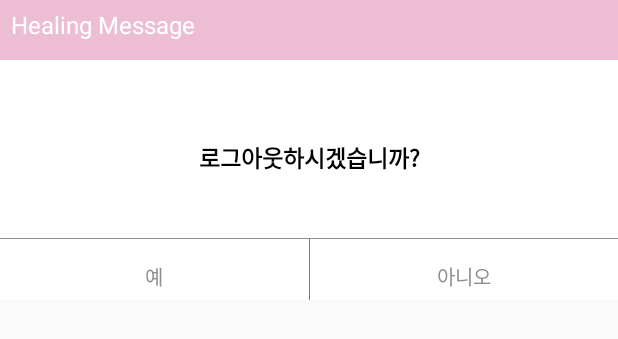
After one commit to parksodam0328/HealingMessage, an Android app: the layout dialog_custom_logout.xml on its own in the app's theme, with its tools: preview values and no code run, on a phone screen of 412 x 824 dp. The commit adds this screen. Shown: the top 339 px of the screen. Run offline under Robolectric (Android 15) with nearby library versions, the light colour scheme and no system bars.

Commit message:
로그아웃 구현중

```diff
--- /dev/null
+++ b/app/src/main/java/kr/hs/emirim/parksodam/healingmessage/CustomDialog_logout.java
@@ -0,0 +1,78 @@
+package kr.hs.emirim.parksodam.healingmessage;
+
+import android.app.Activity;
+import android.app.Dialog;
+import android.content.Context;
+import android.content.Intent;
+import android.os.Bundle;
+import android.util.Log;
+import android.view.View;
+import android.view.Window;
+import android.widget.Button;
+import android.widget.EditText;
+import android.widget.TextView;
+import android.widget.Toast;
+
+import com.google.firebase.auth.FirebaseAuth;
+import com.google.firebase.database.DatabaseReference;
+import com.google.firebase.database.FirebaseDatabase;
+
+import kr.hs.emirim.parksodam.healingmessage.user.LoginActivity;
+
+/**
+ * Created by Mirim on 2018-06-13.
+ */
+
+public class CustomDialog_logout {
+
+    private Context context;
+    DatabaseReference databaseReference;
+
+
+    public CustomDialog_logout(Context context){
+        this.context = context;
+    }
+
+    //호출할 다이얼로그 함수를 정의
+    public void callDialog(){
+        //커스텀 다이얼로그의 정의하기 위해 Dialog 클래스를 생성
+        final Dialog dlg = new Dialog(context);
+
+        //액티비티의 타이틀바를 숨긴다
+        dlg.requestWindowFeature(Window.FEATURE_NO_TITLE);
+
+        //커스텀 다이얼로그의 레이아웃 설정
+        dlg.setContentView(R.layout.dialog_custom_logout);
+
+        //커스텀 다이얼로그 호출
+        dlg.show();
+
+        //커스텀 다이얼로그의 각 위젯들을 정의
+        final TextView message = (TextView)dlg.findViewById(R.id.exp);
+        final Button okButton = (Button) dlg.findViewById(R.id.okButton);
+        final Button cancelBtn = (Button) dlg.findViewById(R.id.cancelBtn);
+
+        final FirebaseAuth mAuth = FirebaseAuth.getInstance();
+        okButton.setOnClickListener(new View.OnClickListener() {
+            @Override
+            public void onClick(View view) {
+                try {
+                    mAuth.signOut();
+                    Toast.makeText(context, "로그아웃했습니다!", Toast.LENGTH_SHORT).show();
+                    int pid = android.os.Process.myPid();
+                    android.os.Process.killProcess(pid);
+                } catch (Exception e) {
+                    Log.e("hoho", "onClick: Exception " + e.getMessage(), e);
+                }
+            }
+        });
+
+        cancelBtn.setOnClickListener(new View.OnClickListener() {
+            @Override
+            public void onClick(View view) {
+                //커스텀 다이얼로그 종료
+                dlg.dismiss();
+            }
+        });
+    }
+}
--- a/app/src/main/java/kr/hs/emirim/parksodam/healingmessage/myprofile/MyProfileFragment.java
+++ b/app/src/main/java/kr/hs/emirim/parksodam/healingmessage/myprofile/MyProfileFragment.java
@@ -21,8 +21,10 @@ package kr.hs.emirim.parksodam.healingmessage.myprofile;
         import com.google.firebase.database.FirebaseDatabase;
         import com.squareup.picasso.Picasso;
 
+        import kr.hs.emirim.parksodam.healingmessage.BarActivity;
         import kr.hs.emirim.parksodam.healingmessage.BaseFragment;
         import kr.hs.emirim.parksodam.healingmessage.CustomDialog;
+        import kr.hs.emirim.parksodam.healingmessage.CustomDialog_logout;
         import kr.hs.emirim.parksodam.healingmessage.CustomDialog_setting;
         import kr.hs.emirim.parksodam.healingmessage.R;
 
@@ -189,6 +191,16 @@ public class MyProfileFragment extends BaseFragment {
                 }
             });
 
+            logout_img.setOnClickListener(new View.OnClickListener() {
+                @Override
+                public void onClick(View view) {
+                    //커스텀 다이얼로그를 생성,
+                    CustomDialog_logout customDialog_logout = new CustomDialog_logout(getActivity());
+                    customDialog_logout.callDialog();
+
+                }
+            });
+
     } else Log.e("sorry"," null");
         return view;
     }
--- /dev/null
+++ b/app/src/main/res/layout/dialog_custom_logout.xml
@@ -0,0 +1,86 @@
+<?xml version="1.0" encoding="utf-8"?>
+<LinearLayout xmlns:android="http://schemas.android.com/apk/res/android"
+    xmlns:app="http://schemas.android.com/apk/res-auto"
+    android:orientation="vertical" android:layout_width="match_parent"
+    android:background="#ffffff"
+    android:weightSum="1"
+    android:layout_height="200dp">
+
+    <TextView
+        android:id="@+id/title"
+        android:layout_width="match_parent"
+        android:gravity="left"
+        android:textColor="#ffffff"
+        android:textSize="16dp"
+        android:paddingTop="5dp"
+        android:paddingLeft="7dp"
+        android:text="Healing Message"
+        android:background="#EDBED3"
+        android:layout_weight="0.09"
+        android:layout_height="40dp" />
+
+    <View
+        android:layout_width="match_parent"
+        android:layout_height="0.5dp"
+        android:background="#EDBED3"/>
+
+
+    <TextView
+        android:text="로그아웃하시겠습니까?"
+        android:layout_width="match_parent"
+        android:layout_height="50dp"
+        android:id="@+id/exp"
+        android:textSize="15dp"
+        android:textStyle="bold"
+        android:layout_marginBottom="3dp"
+        android:layout_marginLeft="5dp"
+        android:layout_marginRight="5dp"
+        android:gravity="center"
+        android:layout_marginTop="40dp"
+        android:textColor="#000000"/>
+
+    <View
+        android:layout_width="match_parent"
+        android:layout_height="0.3dp"
+        android:layout_marginTop="25dp"
+        android:background="#8E8E8E"/>
+
+    <LinearLayout
+        android:layout_width="match_parent"
+        android:layout_height="wrap_content"
+        android:orientation="horizontal">
+
+        <Button
+            android:id="@+id/okButton"
+            android:layout_width="match_parent"
+            android:layout_height="50dp"
+            android:layout_weight="1"
+            android:gravity="center"
+            android:text="예"
+            android:textColor="#8E8E8E"
+            android:textSize="13dp"
+            android:background="#ffffff"/>
+
+        <View
+            android:layout_width="0.3dp"
+            android:layout_height="match_parent"
+            android:background="#8E8E8E"/>
+
+        <Button
+            android:id="@+id/cancelBtn"
+            android:layout_width="match_parent"
+            android:layout_height="50dp"
+            android:layout_weight="1"
+            android:gravity="center"
+            android:text="아니오"
+            android:textColor="#8E8E8E"
+            android:textSize="13dp"
+            android:background="#ffffff"/>
+
+    </LinearLayout>
+
+    <View
+        android:layout_width="match_parent"
+        android:layout_height="0.5dp"
+        android:background="#8E8E8E"/>
+</LinearLayout>
```
